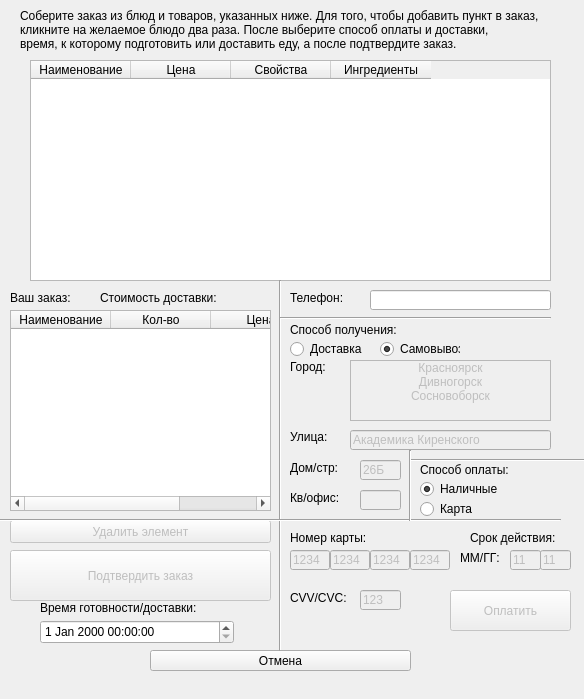
Qt form client/placeorder.ui (244sinfall/fastfoodDeliveryAggregator) before a commit.
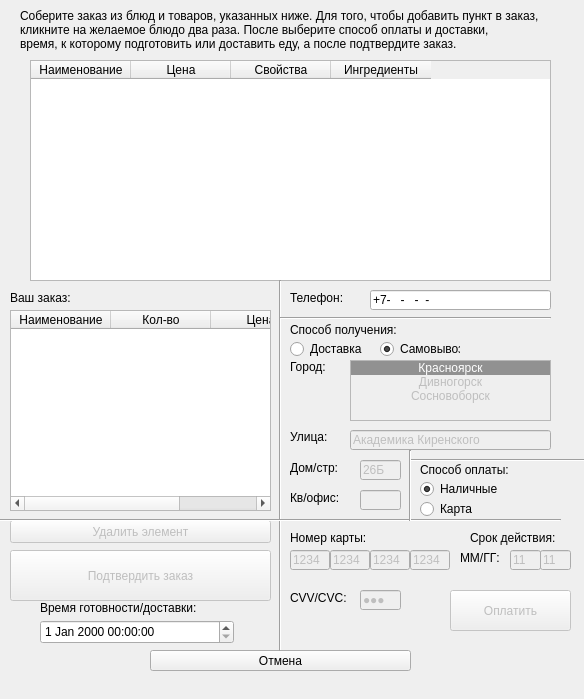
The same form after that commit.

Patch:
```diff
--- a/client/placeorder.ui
+++ b/client/placeorder.ui
@@ -202,6 +202,18 @@
      <height>20</height>
     </rect>
    </property>
+   <property name="inputMask">
+    <string notr="true">+7-000-000-00-00</string>
+   </property>
+   <property name="text">
+    <string>+7----</string>
+   </property>
+   <property name="cursorPosition">
+    <number>0</number>
+   </property>
+   <property name="clearButtonEnabled">
+    <bool>false</bool>
+   </property>
   </widget>
   <widget class="QLabel" name="takeLabel">
    <property name="geometry">
@@ -280,7 +292,7 @@
     </rect>
    </property>
    <property name="currentRow">
-    <number>-1</number>
+    <number>0</number>
    </property>
    <item>
     <property name="text">
@@ -640,6 +652,9 @@
    <property name="text">
     <string>123</string>
    </property>
+   <property name="echoMode">
+    <enum>QLineEdit::Password</enum>
+   </property>
   </widget>
   <widget class="QPushButton" name="placeOrderButton">
    <property name="enabled">
@@ -696,7 +711,7 @@
     </rect>
    </property>
    <property name="text">
-    <string>Стоимость доставки: </string>
+    <string/>
    </property>
   </widget>
   <widget class="QDateTimeEdit" name="timeToDeliver">
```
Left out of the diff: 22 changed lines with no effect on the pictures.
